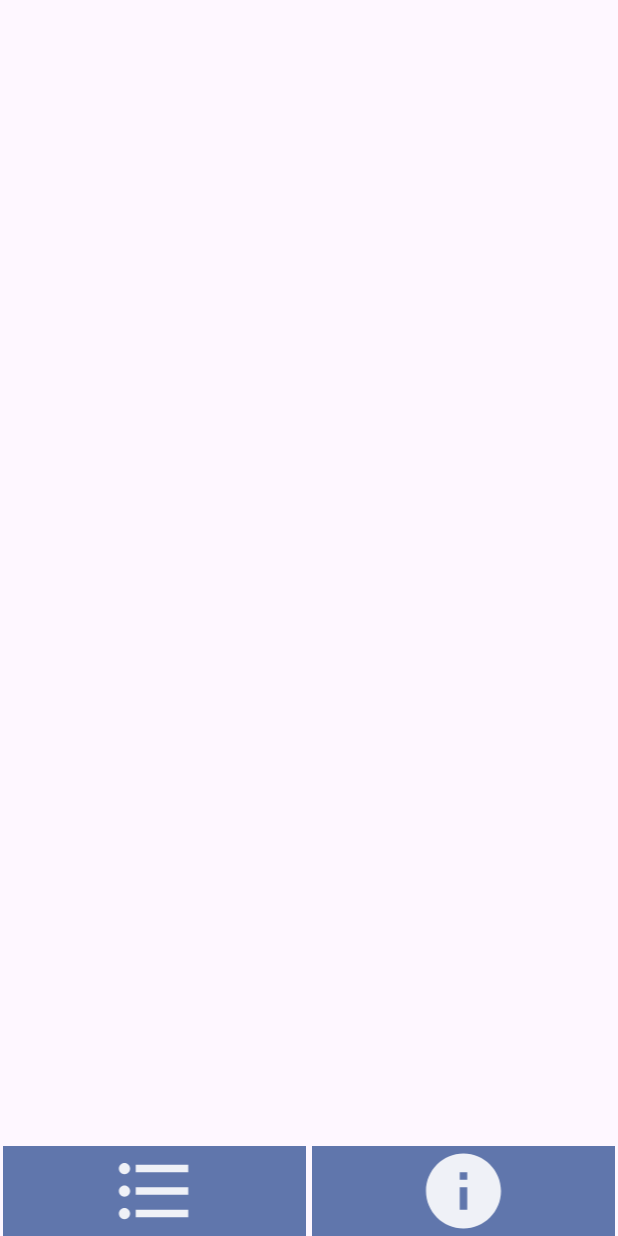
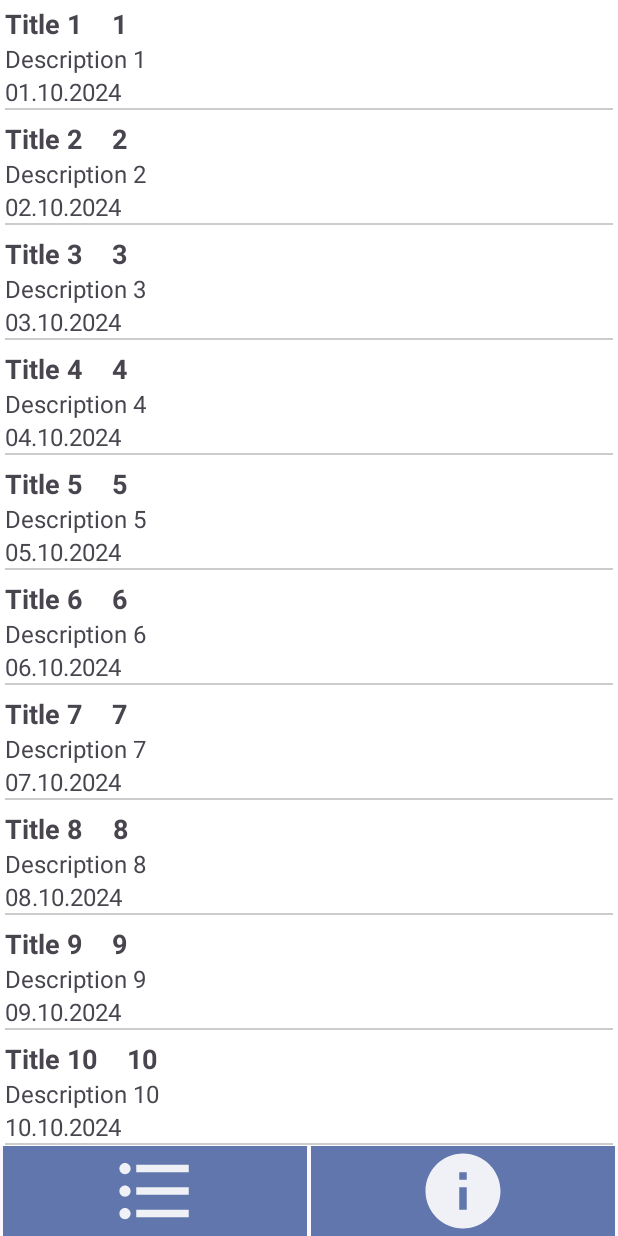
Before and after one commit to IgorNe/TodoList, an Android app: the screen it shows after launch (MainActivity), on a phone screen of 412 x 824 dp. Run offline under Robolectric (Android 15) with nearby library versions, the phone set to English and light mode, and no system bars.

Commit message:
recyclerView, recyclerViewAdapter, BindingView

```diff
--- a/app/build.gradle.kts
+++ b/app/build.gradle.kts
@@ -33,6 +33,9 @@ android {
     kotlinOptions {
         jvmTarget = "1.8"
     }
+    buildFeatures{
+        viewBinding = true
+    }
 }
 
 dependencies {
--- a/app/src/main/java/com/example/todolist/data/Note.kt
+++ b/app/src/main/java/com/example/todolist/data/Note.kt
@@ -1,3 +1,3 @@
 package com.example.todolist.data
 
-data class Note(var title:String, var description:String, var time:String)
+data class Note(var id: Int, var title:String, var description:String, var time:String)
--- a/app/src/main/java/com/example/todolist/presentation/MainActivity.kt
+++ b/app/src/main/java/com/example/todolist/presentation/MainActivity.kt
@@ -6,16 +6,24 @@ import androidx.appcompat.app.AppCompatActivity
 import androidx.core.view.ViewCompat
 import androidx.core.view.WindowInsetsCompat
 import com.example.todolist.R
+import com.example.todolist.databinding.ActivityMainBinding
+import com.example.todolist.presentation.fragments.ListFragment
 
 class MainActivity : AppCompatActivity() {
+    lateinit var binding: ActivityMainBinding
+
     override fun onCreate(savedInstanceState: Bundle?) {
         super.onCreate(savedInstanceState)
         enableEdgeToEdge()
-        setContentView(R.layout.activity_main)
+        binding = ActivityMainBinding.inflate(layoutInflater)
+        setContentView(binding.root)
         ViewCompat.setOnApplyWindowInsetsListener(findViewById(R.id.main)) { v, insets ->
             val systemBars = insets.getInsets(WindowInsetsCompat.Type.systemBars())
             v.setPadding(systemBars.left, systemBars.top, systemBars.right, systemBars.bottom)
             insets
         }
+
+        supportFragmentManager.beginTransaction().replace(R.id.fragment_container, ListFragment.newInstance()).commit()
+
     }
 }
--- /dev/null
+++ b/app/src/main/java/com/example/todolist/presentation/adapters/ListFragmentRecyclerViewAdapter.kt
@@ -0,0 +1,62 @@
+package com.example.todolist.presentation.adapters
+
+import android.view.LayoutInflater
+import android.view.View
+import android.view.ViewGroup
+import androidx.recyclerview.widget.RecyclerView
+import com.example.todolist.R
+import com.example.todolist.data.Note
+import com.example.todolist.databinding.ItemDataBinding
+
+class ListFragmentRecyclerViewAdapter: RecyclerView.Adapter<ListFragmentRecyclerViewAdapter.MyViewHolder>() {
+
+    var noteList:  ArrayList<Note> = arrayListOf(
+        Note(1, "Title 1", "Description 1", "01.10.2024"),
+        Note(2, "Title 2", "Description 2", "02.10.2024"),
+        Note(3, "Title 3", "Description 3", "03.10.2024"),
+        Note(4, "Title 4", "Description 4", "04.10.2024"),
+        Note(5, "Title 5", "Description 5", "05.10.2024"),
+        Note(6, "Title 6", "Description 6", "06.10.2024"),
+        Note(7, "Title 7", "Description 7", "07.10.2024"),
+        Note(8, "Title 8", "Description 8", "08.10.2024"),
+        Note(9, "Title 9", "Description 9", "09.10.2024"),
+        Note(10, "Title 10", "Description 10", "10.10.2024"),
+        Note(11, "Title 11", "Description 11", "11.10.2024"),
+        Note(12, "Title 12", "Description 12", "12.10.2024"),
+        Note(13, "Title 13", "Description 13", "13.10.2024"),
+        Note(14, "Title 14", "Description 14", "14.10.2024"),
+        Note(15, "Title 15", "Description 15", "15.10.2024")
+    )
+
+    class MyViewHolder(view: View) : RecyclerView.ViewHolder(view) {
+        val binding = ItemDataBinding.bind(view)
+
+        fun bind(note: Note) = with(binding){
+            tvId.text = note.id.toString()
+            tvTitle.text = note.title
+            tvDescription.text = note.description
+            tvCreationTime.text = note.time
+        }
+
+    }
+
+    override fun onCreateViewHolder(viewGroup: ViewGroup, viewType: Int): MyViewHolder {
+        val view = LayoutInflater.from(viewGroup.context)
+            .inflate(R.layout.item_data, viewGroup, false)
+
+        return MyViewHolder(view)
+    }
+
+    override fun onBindViewHolder(viewHolder: MyViewHolder, position: Int) {
+
+        viewHolder.bind(noteList[position])
+        viewHolder.itemView.setOnClickListener { println("Clicked>>>>>>>>>>>>>>>>>>>>>>>>>>>>>>>>>>>>>>>>>>>>>>>>>>>>>>>>>Clicked") }
+    }
+
+    override fun getItemCount() = noteList.size
+
+//    fun getallNotes(notes: ArrayList<Note>){
+//        noteList
+//    }
+
+}
--- a/app/src/main/java/com/example/todolist/presentation/fragments/ListFragment.kt
+++ b/app/src/main/java/com/example/todolist/presentation/fragments/ListFragment.kt
@@ -6,15 +6,19 @@ import android.view.View
 import android.view.ViewGroup
 import androidx.fragment.app.Fragment
 import androidx.lifecycle.ViewModel
+import androidx.recyclerview.widget.LinearLayoutManager
+import com.example.todolist.databinding.ActivityMainBinding
+import com.example.todolist.databinding.ListFragmentBinding
 import com.example.todolist.domain.models.ListFragmentModel
+import com.example.todolist.presentation.adapters.ListFragmentRecyclerViewAdapter
 
 class ListFragment: Fragment() {
 
+    private var _binding: ListFragmentBinding? = null
+    private val binding get() = _binding!!
+    private val adapter = ListFragmentRecyclerViewAdapter()
 
     lateinit var viewModel: ListFragmentModel
-
-
-
 
 
     override fun onCreateView(
@@ -23,21 +27,35 @@ class ListFragment: Fragment() {
         savedInstanceState: Bundle?
     ): View? {
 
+        viewModel = ListFragmentModel()
+        _binding = ListFragmentBinding.inflate(layoutInflater)
 
-
-        viewModel = ListFragmentModel()
-        var jkhgjh = viewModel.liveDataNotes
-
-
-
-
-
-
-
-
-
-        return super.onCreateView(inflater, container, savedInstanceState)
+        return binding.root
     }
 
 
+    override fun onViewCreated(view: View, savedInstanceState: Bundle?) {
+        super.onViewCreated(view, savedInstanceState)
+        init()
+    }
+
+
+    private fun init(){
+        binding.apply {
+            rvListData.layoutManager = LinearLayoutManager(context)
+            rvListData.adapter = adapter
+        }
+    }
+
+
+    override fun onDestroyView() {
+        super.onDestroyView()
+        _binding = null
+    }
+
+    companion object{
+        @JvmStatic
+        fun newInstance() = ListFragment()
+    }
+
 }
--- a/app/src/main/res/layout/activity_main.xml
+++ b/app/src/main/res/layout/activity_main.xml
@@ -26,7 +26,8 @@
         app:layout_constraintTop_toBottomOf="@id/fragment_container"
         >
         <ImageButton
-            android:layout_marginHorizontal="2dp"
+            android:layout_marginStart="2dp"
+            android:layout_marginEnd="1dp"
             android:id="@+id/imgbtn_first"
             android:layout_weight="1"
             android:layout_width="0dp"
@@ -38,7 +39,8 @@
             android:scaleType="fitCenter"/>
 
         <ImageButton
-            android:layout_marginHorizontal="2dp"
+            android:layout_marginStart="1dp"
+            android:layout_marginEnd="2dp"
             android:id="@+id/imgbtn_second"
             android:layout_weight="1"
             android:layout_width="0dp"
--- a/app/src/main/res/layout/item_data.xml
+++ b/app/src/main/res/layout/item_data.xml
@@ -5,22 +5,42 @@
     xmlns:app="http://schemas.android.com/apk/res-auto"
     android:layout_margin="3dp"
     >
-    <TextView
-        android:id="@+id/tv_title"
+    <GridLayout
+        android:id="@+id/grd_TitleAndId"
         android:layout_width="match_parent"
         android:layout_height="wrap_content"
-        android:text="Моя заметка"
-        android:textSize="18sp"
-        android:textStyle="bold"
         app:layout_constraintTop_toTopOf="parent"
-        app:layout_constraintStart_toStartOf="parent"/>
+        app:layout_constraintStart_toStartOf="parent"
+        app:layout_constraintEnd_toEndOf="parent"
+        app:layout_constraintBottom_toTopOf="@id/tv_description"
+        android:orientation="horizontal">
+
+        <TextView
+            android:id="@+id/tv_title"
+            android:layout_width="wrap_content"
+            android:layout_height="wrap_content"
+            android:text="Моя заметка"
+            android:textSize="18sp"
+            android:textStyle="bold"
+            android:layout_marginRight="20dp"/>
+
+        <TextView
+            android:id="@+id/tv_id"
+            android:layout_width="wrap_content"
+            android:layout_height="wrap_content"
+            android:text="N"
+            android:textSize="18sp"
+            android:textStyle="bold"/>
+
+    </GridLayout>
+
     <TextView
         android:id="@+id/tv_description"
         android:layout_width="match_parent"
         android:layout_height="wrap_content"
         android:text="Моя заметка, описание."
         android:textSize="16sp"
-        app:layout_constraintTop_toBottomOf="@id/tv_title"
+        app:layout_constraintTop_toBottomOf="@id/grd_TitleAndId"
         app:layout_constraintStart_toStartOf="parent"/>
     <TextView
         android:id="@+id/tv_creation_time"
--- a/app/src/main/res/layout/list_fragment.xml
+++ b/app/src/main/res/layout/list_fragment.xml
@@ -2,7 +2,7 @@
 <androidx.constraintlayout.widget.ConstraintLayout xmlns:android="http://schemas.android.com/apk/res/android"
     android:layout_width="match_parent"
     android:layout_height="match_parent"
-    xmlns:tools="http://schemas.android.com/tools">
+    xmlns:tools="http://schemas.android.com/tools" android:background="@color/white">
 
     <androidx.recyclerview.widget.RecyclerView
         android:id="@+id/rv_list_data"
```
Also changed, not shown: app/src/main/java/com/example/todolist/domain/models/ListFragmentModel.kt (+1 -8 lines), app/src/main/res/layout/item_qwe.xml (deleted, +0 -87 lines).
